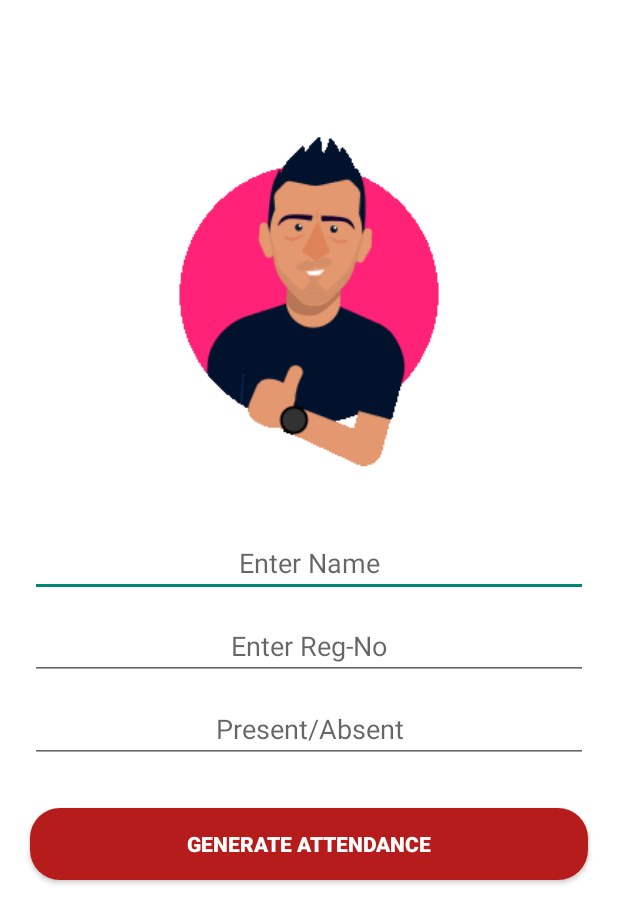
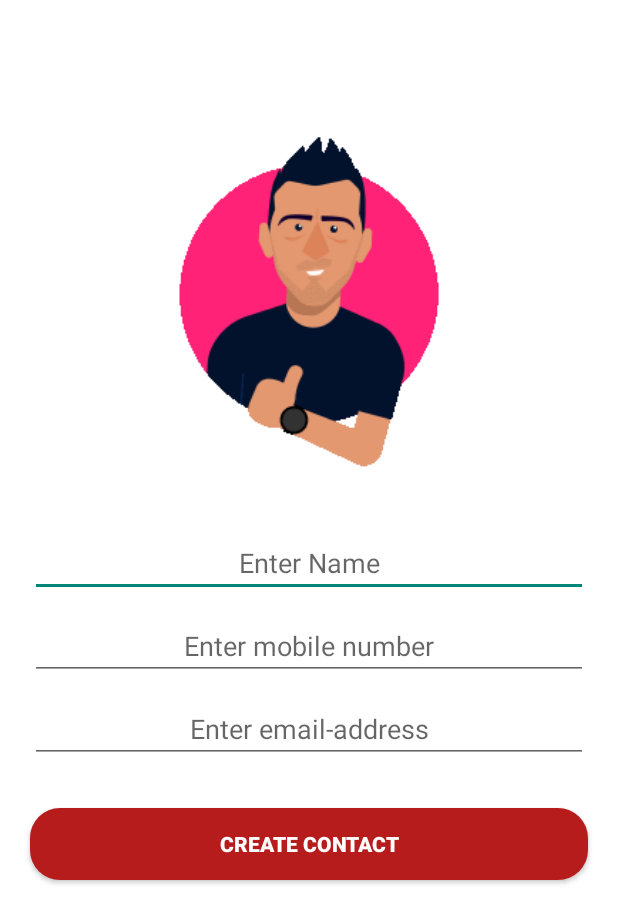
Before and after one commit to PRINCEKUMAR2025/Contacts, an Android app: the NewContact screen opened directly, with no data from a screen before it, on a phone screen of 412 x 824 dp. Shown: the top 923 px of the screen. Run offline under Robolectric (Android 15) with nearby library versions, the phone set to English and light mode, and no system bars; libraries missing offline, so code that uses them is left out: com.backendless, com.backendless.async, com.backendless.exceptions.

Commit message:
Registering criteria changed

```diff
--- a/app/src/main/java/com/prince5326/contacts/ApplicationClass.java
+++ b/app/src/main/java/com/prince5326/contacts/ApplicationClass.java
@@ -8,8 +8,8 @@ import com.backendless.BackendlessUser;
 import java.util.List;
 
 public class ApplicationClass extends Application {
-    public static final String APPLICATION_ID = "F5EB923D-FCCC-9521-FF2D-D6BFA54D5500";
-    public static final String API_KEY = "2219C8CE-A89F-4975-8F54-9330E8E8E6E8";
+    public static final String APPLICATION_ID = "241DA653-A6C0-DDC0-FF36-A831FA58CB00";
+    public static final String API_KEY = "0A1C7BA0-3B36-4A9E-B464-C2827CB1DD0D";
     public static final String SERVER_URL = "https://api.backendless.com";
 
     public static BackendlessUser user;
--- a/app/src/main/java/com/prince5326/contacts/ContactList.java
+++ b/app/src/main/java/com/prince5326/contacts/ContactList.java
@@ -58,7 +58,7 @@ public class ContactList extends AppCompatActivity {
         queryBuilder.setGroupBy("name");
 
         showProgress(true);
-        tvLoad.setText("Getting all Attendance...Please wait...");
+        tvLoad.setText("Getting all Contacts...Please wait...");
 
         Backendless.Persistence.of(Contact.class).find(queryBuilder, new AsyncCallback<List<Contact>>() {
             @Override
--- a/app/src/main/java/com/prince5326/contacts/NewContact.java
+++ b/app/src/main/java/com/prince5326/contacts/NewContact.java
@@ -62,12 +62,12 @@ public class NewContact extends AppCompatActivity {
                     contact.setUserEmail(ApplicationClass.user.getEmail());
 
                     showProgress(true);
-                    tvLoad.setText("Creating New Attendance..please wait..");
+                    tvLoad.setText("Creating New Contact..please wait..");
 
                     Backendless.Persistence.save(contact, new AsyncCallback<Contact>() {
                         @Override
                         public void handleResponse(Contact response) {
-                            Toast.makeText(NewContact.this, "New Attendance Saved Successfully!", Toast.LENGTH_SHORT).show();
+                            Toast.makeText(NewContact.this, "New Contact Saved Successfully!", Toast.LENGTH_SHORT).show();
                             showProgress(false);
                             etName.setText("");
                             etMail.setText("");
--- a/app/src/main/res/layout/activity_contact_list.xml
+++ b/app/src/main/res/layout/activity_contact_list.xml
@@ -44,7 +44,7 @@
             android:layout_marginTop="10dp"
             android:layout_marginBottom="10dp"
             android:gravity="center_horizontal"
-            android:text="Attendance"
+            android:text="Contacts"
             android:textSize="26sp" />
 
         <ListView
--- a/app/src/main/res/layout/activity_main.xml
+++ b/app/src/main/res/layout/activity_main.xml
@@ -35,7 +35,7 @@
         android:layout_marginTop="30dp"
         android:layout_marginRight="20dp"
         android:background="@drawable/buttons"
-        android:text="Generate Attendance"
+        android:text="Create Contact"
         android:textColor="@color/ic_launcher_background" />
 
     <androidx.appcompat.widget.AppCompatButton
@@ -46,7 +46,7 @@
         android:layout_marginTop="50dp"
         android:layout_marginRight="20dp"
         android:background="@drawable/buttons"
-        android:text="View Attendance"
+        android:text="View Contacts"
         android:textColor="@color/ic_launcher_background" />
 
     <TextView
--- a/app/src/main/res/layout/activity_new_contact.xml
+++ b/app/src/main/res/layout/activity_new_contact.xml
@@ -65,7 +65,7 @@
             android:layout_marginRight="20dp"
             android:ems="10"
             android:gravity="center_horizontal"
-            android:hint="Enter Reg-No"
+            android:hint="Enter mobile number"
             android:inputType="phone" />
 
         <EditText
@@ -77,7 +77,7 @@
             android:layout_marginRight="20dp"
             android:ems="10"
             android:gravity="center_horizontal"
-            android:hint="Present/Absent"
+            android:hint="Enter email-address"
             android:inputType="textEmailAddress" />
 
         <androidx.appcompat.widget.AppCompatButton
@@ -88,7 +88,7 @@
             android:layout_marginTop="30dp"
             android:layout_marginRight="20dp"
             android:background="@drawable/buttons"
-            android:text="Generate Attendance"
+            android:text="Create Contact"
             android:textColor="@color/ic_launcher_background"
             android:textStyle="bold" />
     </LinearLayout>
```
Also changed, not shown: app/src/main/java/com/prince5326/contacts/ContactInfo.java (+26 -26 lines).
